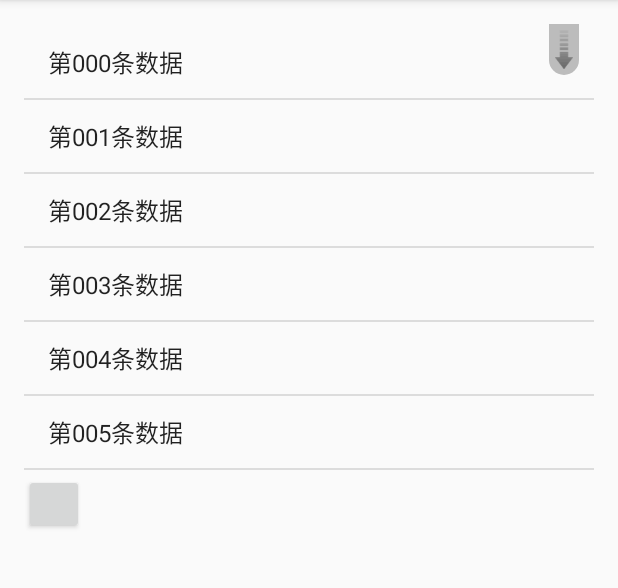
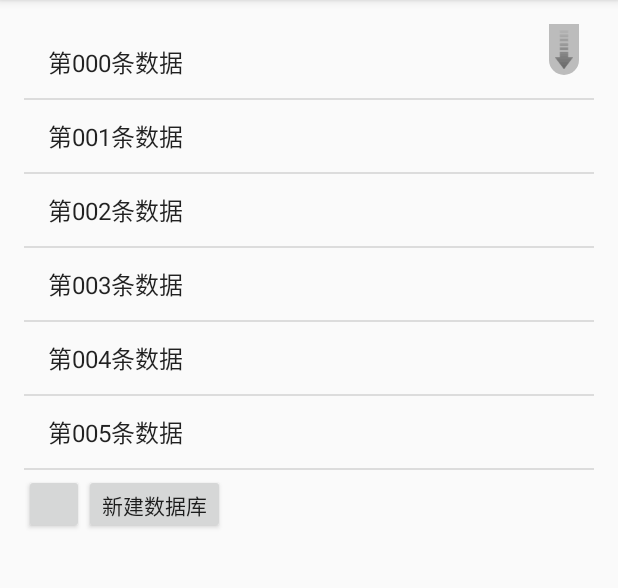
Before and after one commit to Kylewwb/PullToRefreshDemo, an Android app: the screen it shows after launch (MainActivity), on a phone screen of 412 x 824 dp, the part 84-672 px from its top. Run offline under Robolectric (Android 15) with nearby library versions, the phone set to English and light mode, and no system bars; libraries missing offline, so code that uses them is left out: com.yanzhenjie.nohttp, com.yolanda.nohttp; 4 statements that could not run were skipped.

Commit message:
数据库创建

```diff
--- a/app/src/main/java/com/example/songwh/myapplication/activity/other/MainActivity.java
+++ b/app/src/main/java/com/example/songwh/myapplication/activity/other/MainActivity.java
@@ -14,6 +14,7 @@ import android.widget.Button;
 import android.widget.ListView;
 
 import com.example.songwh.myapplication.R;
+import com.example.songwh.myapplication.db.MyDatabaseHelper;
 import com.handmark.pulltorefresh.library.ILoadingLayout;
 import com.handmark.pulltorefresh.library.PullToRefreshBase;
 import com.handmark.pulltorefresh.library.PullToRefreshListView;
@@ -28,14 +29,19 @@ public class MainActivity extends AppCompatActivity {
     private PullToRefreshListView ptrListView;
     private List<String> mList;
     private ArrayAdapter<String> adapter;
-    private Button btn1;
+    private Button btn1,btn2;
     private Handler handler;
     private String password = "sdfsdf";
+    private MyDatabaseHelper dbHelper;
     @Override
     protected void onCreate(Bundle savedInstanceState) {
         super.onCreate(savedInstanceState);
         setContentView(R.layout.activity_main);
         btn1 = (Button) findViewById(R.id.btn1);
+        btn2 = (Button) findViewById(R.id.btn2);
+
+        dbHelper = new MyDatabaseHelper(this,"BookStore.db",null,1);//创建对象
+
         ptrListView = (PullToRefreshListView) findViewById(R.id.ptrListView);
         handler = new Handler();
         //刷新布局个性化定制
@@ -61,6 +67,18 @@ public class MainActivity extends AppCompatActivity {
 
             }
         });
+        new Thread(new Runnable() {
+            @Override
+            public void run() {
+                btn2.setOnClickListener(new View.OnClickListener() {
+                    @Override
+                    public void onClick(View v) {
+                        dbHelper.getWritableDatabase();
+                    }
+                });
+            }
+        }).start();
+
     }
 
     private void initData() {
--- /dev/null
+++ b/app/src/main/java/com/example/songwh/myapplication/db/MyDatabaseHelper.java
@@ -0,0 +1,37 @@
+package com.example.songwh.myapplication.db;
+
+import android.content.Context;
+import android.database.sqlite.SQLiteDatabase;
+import android.database.sqlite.SQLiteOpenHelper;
+import android.widget.Toast;
+
+/**
+ * Created by songwh on 2016/12/15.
+ */
+public class MyDatabaseHelper extends SQLiteOpenHelper{
+    public static final String CREATE_BOOK = "create table Book("
+            +"id integer primary key autoincrement,"
+            +"author text,"
+            +"price real"
+            +"pages integer"
+            +"name text)";
+    private Context mContext;
+
+
+    public MyDatabaseHelper(Context context, String name, SQLiteDatabase.CursorFactory factory, int version) {
+        super(context, name, factory, version);
+        mContext = context;
+
+    }
+
+    @Override
+    public void onCreate(SQLiteDatabase db) {
+        db.execSQL(CREATE_BOOK);
+        Toast.makeText(mContext,"success",Toast.LENGTH_SHORT).show();
+    }
+
+    @Override
+    public void onUpgrade(SQLiteDatabase db, int oldVersion, int newVersion) {
+
+    }
+}
--- a/app/src/main/res/layout/activity_main.xml
+++ b/app/src/main/res/layout/activity_main.xml
@@ -25,5 +25,11 @@
         android:layout_width="40dp"
         android:layout_height="40dp"
         />
-
+    <Button
+        android:id="@+id/btn2"
+        android:text="新建数据库"
+        android:layout_width="wrap_content"
+        android:layout_height="40dp"
+        android:layout_toRightOf="@id/btn1"
+        android:layout_alignBottom="@id/btn1"/>
 </RelativeLayout>
```
